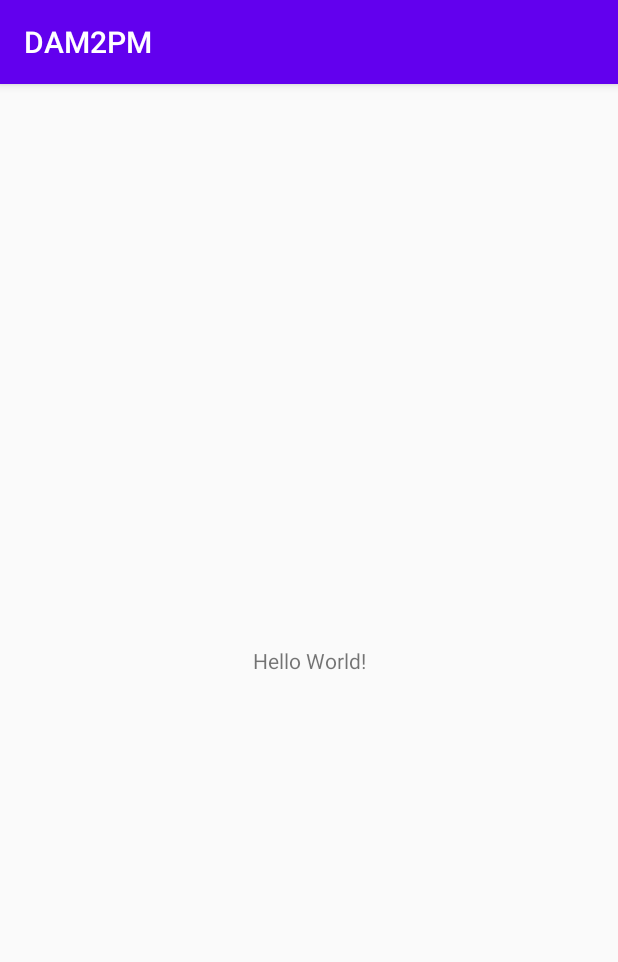
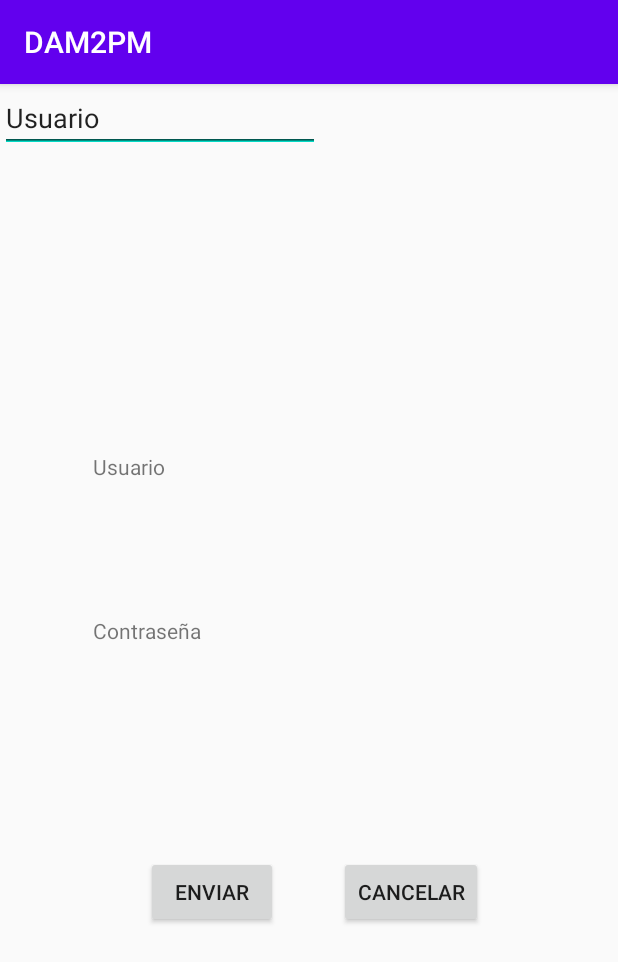
Before and after one commit to FlorenciaFigueroaI/ReTrurismApp, an Android app: the screen it shows after launch (MainActivity), on a phone screen of 412 x 824 dp. Shown: the top 962 px of the screen. Run offline under Robolectric (Android 15) with nearby library versions, the phone set to English and light mode, and no system bars.

Commit message:
Modificación del Main XML
*Se agregan dos button, dos edittext y dos <textView (usuario y contraseña)

```diff
--- a/app/src/main/res/layout/activity_main.xml
+++ b/app/src/main/res/layout/activity_main.xml
@@ -2,17 +2,77 @@
 <androidx.constraintlayout.widget.ConstraintLayout xmlns:android="http://schemas.android.com/apk/res/android"
     xmlns:app="http://schemas.android.com/apk/res-auto"
     xmlns:tools="http://schemas.android.com/tools"
+    android:id="@+id/txt"
     android:layout_width="match_parent"
     android:layout_height="match_parent"
     tools:context=".MainActivity">
 
-    <TextView
+    <Button
+        android:id="@+id/BtnEnviar"
         android:layout_width="wrap_content"
         android:layout_height="wrap_content"
-        android:text="Hello World!"
+        android:text="Enviar"
         app:layout_constraintBottom_toBottomOf="parent"
-        app:layout_constraintLeft_toLeftOf="parent"
-        app:layout_constraintRight_toRightOf="parent"
-        app:layout_constraintTop_toTopOf="parent" />
+        app:layout_constraintEnd_toEndOf="parent"
+        app:layout_constraintHorizontal_bias="0.3"
+        app:layout_constraintStart_toStartOf="parent"
+        app:layout_constraintTop_toTopOf="parent"
+        app:layout_constraintVertical_bias="0.715" />
+
+    <Button
+        android:id="@+id/BtnCancelar"
+        android:layout_width="wrap_content"
+        android:layout_height="wrap_content"
+        android:text="Cancelar"
+        app:layout_constraintBottom_toBottomOf="parent"
+        app:layout_constraintEnd_toEndOf="parent"
+        app:layout_constraintHorizontal_bias="0.311"
+        app:layout_constraintStart_toEndOf="@+id/BtnEnviar"
+        app:layout_constraintTop_toTopOf="parent"
+        app:layout_constraintVertical_bias="0.715" />
+
+    <TextView
+        android:id="@+id/txtViewPwd"
+        android:layout_width="wrap_content"
+        android:layout_height="wrap_content"
+        android:text="Contraseña"
+        app:layout_constraintBottom_toBottomOf="parent"
+        app:layout_constraintEnd_toEndOf="parent"
+        app:layout_constraintHorizontal_bias="0.182"
+        app:layout_constraintStart_toStartOf="parent"
+        app:layout_constraintTop_toTopOf="parent"
+        app:layout_constraintVertical_bias="0.474" />
+
+    <TextView
+        android:id="@+id/txtViewUsuario"
+        android:layout_width="wrap_content"
+        android:layout_height="wrap_content"
+        android:layout_marginBottom="72dp"
+        android:text="Usuario"
+        app:layout_constraintBottom_toTopOf="@+id/txtViewPwd"
+        app:layout_constraintEnd_toEndOf="parent"
+        app:layout_constraintHorizontal_bias="0.17"
+        app:layout_constraintStart_toStartOf="parent"
+        app:layout_constraintTop_toTopOf="parent"
+        app:layout_constraintVertical_bias="0.931" />
+
+    <EditText
+        android:id="@+id/txtPwd"
+        android:layout_width="wrap_content"
+        android:layout_height="wrap_content"
+        android:ems="10"
+        android:inputType="textPassword"
+        tools:layout_editor_absoluteX="169dp"
+        tools:layout_editor_absoluteY="322dp" />
+
+    <EditText
+        android:id="@+id/txtUsuario"
+        android:layout_width="wrap_content"
+        android:layout_height="wrap_content"
+        android:ems="10"
+        android:inputType="textPersonName"
+        android:text="Usuario"
+        tools:layout_editor_absoluteX="167dp"
+        tools:layout_editor_absoluteY="221dp" />
 
 </androidx.constraintlayout.widget.ConstraintLayout>
```
